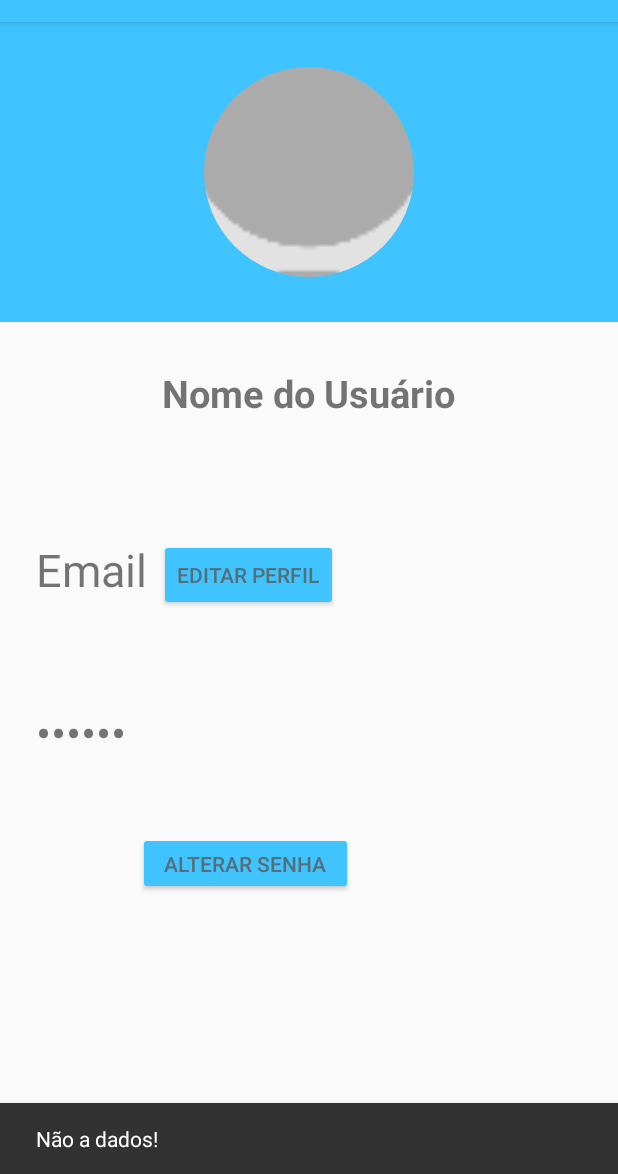
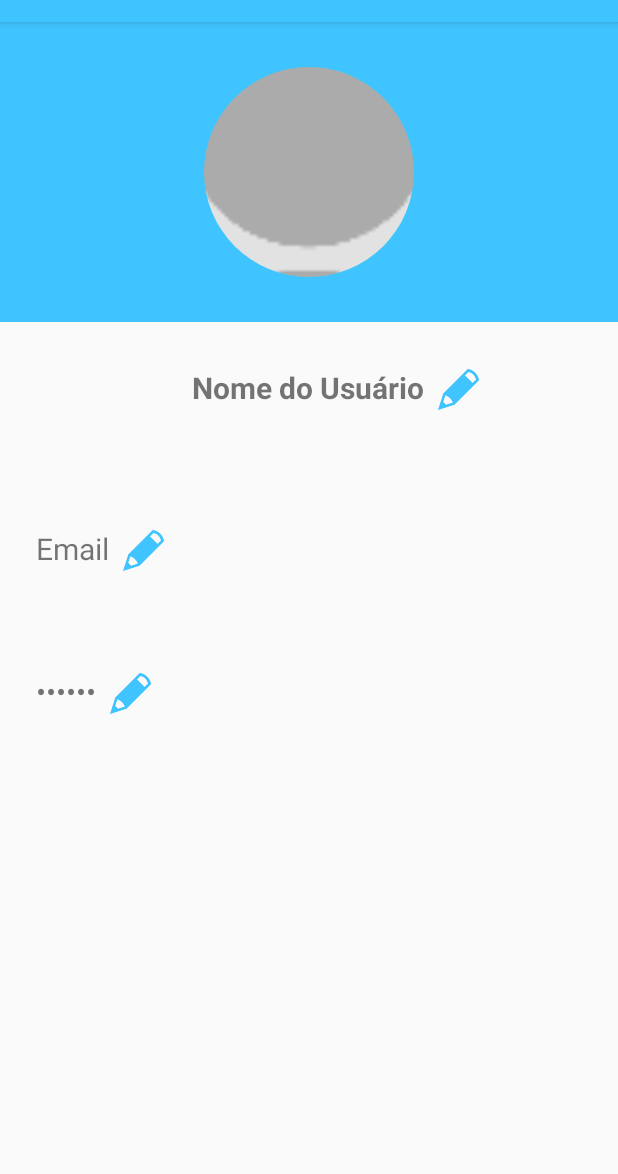
Before and after one commit to sweetmusicapp/SweetMusic, an Android app: the PerfilActivity screen opened directly, with no data from a screen before it, on a phone screen of 412 x 824 dp, the part 62-1236 px from its top. Run offline under Robolectric (Android 15) with nearby library versions, the phone set to English and light mode, and no system bars; our stand-ins replace CircleImageView.

Commit message:
segunda versao

```diff
--- a/app/src/main/AndroidManifest.xml
+++ b/app/src/main/AndroidManifest.xml
@@ -9,9 +9,9 @@
         android:roundIcon="@mipmap/ic_launcher_round"
         android:supportsRtl="true"
         android:theme="@style/AppTheme">
-        <activity android:name=".views.AlterarSenha"></activity>
-        <activity android:name=".views.EditarPerfil" />
-        <activity android:name=".views.PerfilActivity" />
+        <activity android:name=".views.perfil.AlterarSenha"></activity>
+        <activity android:name=".views.perfil.EditarPerfil" />
+        <activity android:name=".views.perfil.PerfilActivity" />
         <activity
             android:name=".views.HomeActivity"
             android:label="@string/title_activity_home"
--- a/app/src/main/java/com/br/sweetmusic/views/login/LoginActivity.java
+++ b/app/src/main/java/com/br/sweetmusic/views/login/LoginActivity.java
@@ -89,13 +89,13 @@ public class LoginActivity extends AppCompatActivity {
         email = inputEmail.getEditText().getText().toString().trim();
         senha = inputSenha.getEditText().getText().toString().trim();
 
-        if (!validarEmail(email) && !validateSenha(senha)) {
+        if (validarEmail(email) && !validateSenha(senha)) {
             inputEmail.setError("Digite um e-mail ");
             inputSenha.setError("Sua senha deve ter mais de 6 caracteres!");
         } else if (!validateSenha(senha)) {
             inputSenha.setError("Sua senha deve ter mais de 6 caracteres!");
             inputEmail.setErrorEnabled(false);
-        } else if (!validarEmail(email)) {
+        } else if (validarEmail(email)) {
             inputEmail.setError("Digite um e-mail válido");
             inputSenha.setErrorEnabled(false);
         } else {
@@ -109,7 +109,7 @@ public class LoginActivity extends AppCompatActivity {
 
     public boolean validarEmail(String email) {
         matcher = pattern.matcher(email);
-        return matcher.matches();
+        return !matcher.matches();
     }
 
     public boolean validateSenha(String senha) {
--- a/app/src/main/java/com/br/sweetmusic/views/PerfilActivity.java
+++ b/app/src/main/java/com/br/sweetmusic/views/perfil/PerfilActivity.java
@@ -1,26 +1,24 @@
-package com.br.sweetmusic.views;
+package com.br.sweetmusic.views.perfil;
 
 import androidx.appcompat.app.AppCompatActivity;
 
 import android.content.Intent;
-import android.net.Uri;
 import android.os.Bundle;
 import android.view.View;
 import android.widget.Button;
+import android.widget.ImageView;
 import android.widget.TextView;
 
 import com.br.sweetmusic.R;
-import com.google.android.material.snackbar.Snackbar;
 
-import static com.br.sweetmusic.views.EditarPerfil.EMAIL_KEY;
-import static com.br.sweetmusic.views.EditarPerfil.NOME_KEY;
 
 public class PerfilActivity extends AppCompatActivity {
     private TextView txtNome;
     private TextView txtEmail;
     private TextView txtSenha;
-    private Button btnEditarPerdil;
-    private Button btnAlterarSenha;
+    private ImageView btnEditarEmail;
+    private ImageView btnAlterarSenha;
+    private ImageView btnEditarnome;
 
 
     @Override
@@ -28,28 +26,10 @@ public class PerfilActivity extends AppCompatActivity {
         super.onCreate(savedInstanceState);
         setContentView(R.layout.activity_perfil);
 
-        txtNome = findViewById(R.id.txtNomeUsuario);
-        txtEmail = findViewById(R.id.txtNomePerfil);
-        txtSenha = findViewById(R.id.txtSenhaPerfil);
-
-        Intent intent = getIntent();
+        initViews();
 
 
-        if (getIntent() != null && intent.getExtras() != null) {
-
-
-            Bundle bundle = intent.getExtras();
-
-            String nome = bundle.getString(NOME_KEY);
-            String telefone = bundle.getString(EMAIL_KEY);
-            txtNome.setText(nome);
-            txtEmail.setText(telefone);
-        } else {
-            Snackbar.make(txtEmail, "Não a dados!", Snackbar.LENGTH_LONG).show();
-        }
-
-
-        btnEditarPerdil.setOnClickListener(new View.OnClickListener() {
+        btnEditarEmail.setOnClickListener(new View.OnClickListener() {
             @Override
             public void onClick(View view) {
                 startActivity(new Intent(PerfilActivity.this, EditarPerfil.class));
@@ -61,11 +41,17 @@ public class PerfilActivity extends AppCompatActivity {
                 startActivity(new Intent(PerfilActivity.this, AlterarSenha.class));
             }});
 
+        btnEditarnome.setOnClickListener(new View.OnClickListener() {
+            @Override
+            public void onClick(View view) {
+                startActivity(new Intent(PerfilActivity.this, EditarPerfil.class));
+            }});
+
+
 
         if (getSupportActionBar() != null) {
             getSupportActionBar().setDisplayHomeAsUpEnabled(true);   //show back button
         }
-
 
     }
 
@@ -75,4 +61,12 @@ public class PerfilActivity extends AppCompatActivity {
         return true;
     }
 
+    private void initViews() {
+        txtNome = findViewById(R.id.txtNomeUsuario);
+        txtEmail = findViewById(R.id.txtNomePerfil);
+        txtSenha = findViewById(R.id.txtSenhaPerfil);
+        btnEditarEmail = findViewById(R.id.img_editar_email);
+        btnAlterarSenha = findViewById(R.id.img_editar_senha);
+        btnEditarnome = findViewById(R.id.img_editar_nome);
+    }
 }
--- a/app/src/main/res/layout/activity_perfil.xml
+++ b/app/src/main/res/layout/activity_perfil.xml
@@ -4,7 +4,9 @@
     xmlns:tools="http://schemas.android.com/tools"
     android:layout_width="match_parent"
     android:layout_height="match_parent"
-    tools:context=".views.PerfilActivity">
+    tools:context=".views.perfil.PerfilActivity">
+
+
     <LinearLayout
         android:id="@+id/linearLayout"
         android:layout_width="match_parent"
@@ -30,44 +32,13 @@
         android:layout_height="wrap_content"
         android:layout_marginTop="30dp"
         android:text="@string/nomeUsuarioDefault"
-        android:textSize="25sp"
+        android:textSize="20sp"
         android:textStyle="bold"
         app:layout_constraintEnd_toEndOf="parent"
         app:layout_constraintHorizontal_bias="0.497"
         app:layout_constraintStart_toStartOf="parent"
         app:layout_constraintTop_toBottomOf="@+id/linearLayout" />
 
-    <Button
-        android:id="@+id/button_editarPerfil"
-
-
-        style="@style/Base.TextAppearance.AppCompat.Widget.Button.Borderless.Colored"
-        android:layout_width="wrap_content"
-        android:layout_height="wrap_content"
-        android:layout_marginStart="8dp"
-        android:layout_marginLeft="8dp"
-        android:text="Editar Perfil"
-        android:backgroundTint="@color/colorPrimary"
-        android:textColor="@color/colorSecondary"
-        app:layout_constraintEnd_toEndOf="parent"
-        app:layout_constraintHorizontal_bias="0.0"
-        app:layout_constraintStart_toEndOf="@+id/txtNomePerfil"
-        app:layout_constraintTop_toTopOf="@+id/txtNomePerfil" />
-
-    <Button
-        android:id="@+id/button_alterarSenha"
-        style="@style/Base.TextAppearance.AppCompat.Widget.Button.Borderless.Colored"
-        android:layout_width="143dp"
-        android:layout_height="42dp"
-        android:layout_marginStart="8dp"
-        android:layout_marginLeft="8dp"
-        android:layout_marginBottom="100dp"
-        android:backgroundTint="@color/colorPrimary"
-        android:text="Alterar senha"
-        android:textColor="@color/colorSecondary"
-        app:layout_constraintBottom_toBottomOf="parent"
-        app:layout_constraintStart_toEndOf="@+id/txtSenhaPerfil"
-        app:layout_constraintTop_toTopOf="@+id/txtSenhaPerfil" />
 
     <TextView
         android:id="@+id/txtNomePerfil"
@@ -77,7 +48,7 @@
         android:layout_marginLeft="24dp"
         android:layout_marginTop="80dp"
         android:text="Email"
-        android:textSize="30sp"
+        android:textSize="20sp"
         app:layout_constraintStart_toStartOf="parent"
         app:layout_constraintTop_toBottomOf="@+id/txtNomeUsuario" />
 
@@ -88,15 +59,44 @@
         android:layout_marginStart="24dp"
         android:layout_marginLeft="24dp"
         android:layout_marginTop="68dp"
+        android:inputType="textPassword"
         android:text="******"
-        android:inputType = "textPassword"
-        android:textSize="30sp"
-        app:layout_constraintBottom_toBottomOf="parent"
+        android:textSize="20sp"
         app:layout_constraintStart_toStartOf="parent"
-        app:layout_constraintTop_toBottomOf="@+id/txtNomePerfil"
-        app:layout_constraintVertical_bias="0.0" />
+        app:layout_constraintTop_toBottomOf="@+id/txtNomePerfil" />
 
-    />
+    <ImageView
+        android:id="@+id/img_editar_nome"
+        android:layout_width="30dp"
+        android:layout_height="30dp"
+        android:layout_marginStart="8dp"
+        android:layout_marginLeft="8dp"
+        app:layout_constraintStart_toEndOf="@+id/txtNomeUsuario"
+        app:layout_constraintTop_toTopOf="@+id/txtNomeUsuario"
+        app:srcCompat="@drawable/ic_lapis_edicao"
+        android:contentDescription="@string/todo" />
 
 
+    <ImageView
+        android:id="@+id/img_editar_email"
+        android:layout_width="30dp"
+        android:layout_height="30dp"
+        android:layout_marginStart="8dp"
+        android:layout_marginLeft="8dp"
+        app:layout_constraintStart_toEndOf="@+id/txtNomePerfil"
+        app:layout_constraintTop_toTopOf="@+id/txtNomePerfil"
+        app:srcCompat="@drawable/ic_lapis_edicao"
+        android:contentDescription="@string/todo" />
+
+    <ImageView
+        android:id="@+id/img_editar_senha"
+        android:layout_width="30dp"
+        android:layout_height="30dp"
+        android:layout_marginStart="8dp"
+        android:layout_marginLeft="8dp"
+        app:layout_constraintStart_toEndOf="@+id/txtSenhaPerfil"
+        app:layout_constraintTop_toTopOf="@+id/txtSenhaPerfil"
+        app:srcCompat="@drawable/ic_lapis_edicao"
+        android:contentDescription="@string/todo" />
+
 </androidx.constraintlayout.widget.ConstraintLayout>
--- a/app/src/main/res/values/strings.xml
+++ b/app/src/main/res/values/strings.xml
@@ -25,5 +25,7 @@
     <string name="title_activity_sobre">Sobre</string>
     <string name="hintNomeTextInput">Nome</string>
     <string name="nomeUsuarioDefault">Nome do Usuário</string>
+    <string name="todo">TODO</string>
+    <string name="btnsalvar">Salvar</string>
 
 </resources>
```
Also changed, not shown: app/src/main/java/com/br/sweetmusic/views/AlterarSenha.java (deleted, +0 -99 lines), app/src/main/java/com/br/sweetmusic/views/EditarPerfil.java (deleted, +0 -125 lines), app/src/main/java/com/br/sweetmusic/views/HomeActivity.java (+1 -8 lines), app/src/main/java/com/br/sweetmusic/views/perfil/AlterarSenha.java (added, +97 -0 lines), app/src/main/java/com/br/sweetmusic/views/perfil/EditarPerfil.java (added, +98 -0 lines), app/src/main/res/layout/activity_alterar_senha.xml (+8 -11 lines), app/src/main/res/layout/activity_editar_perfil.xml (+18 -14 lines), app/src/main/res/drawable/ic_lapis_edicao.png (added).
